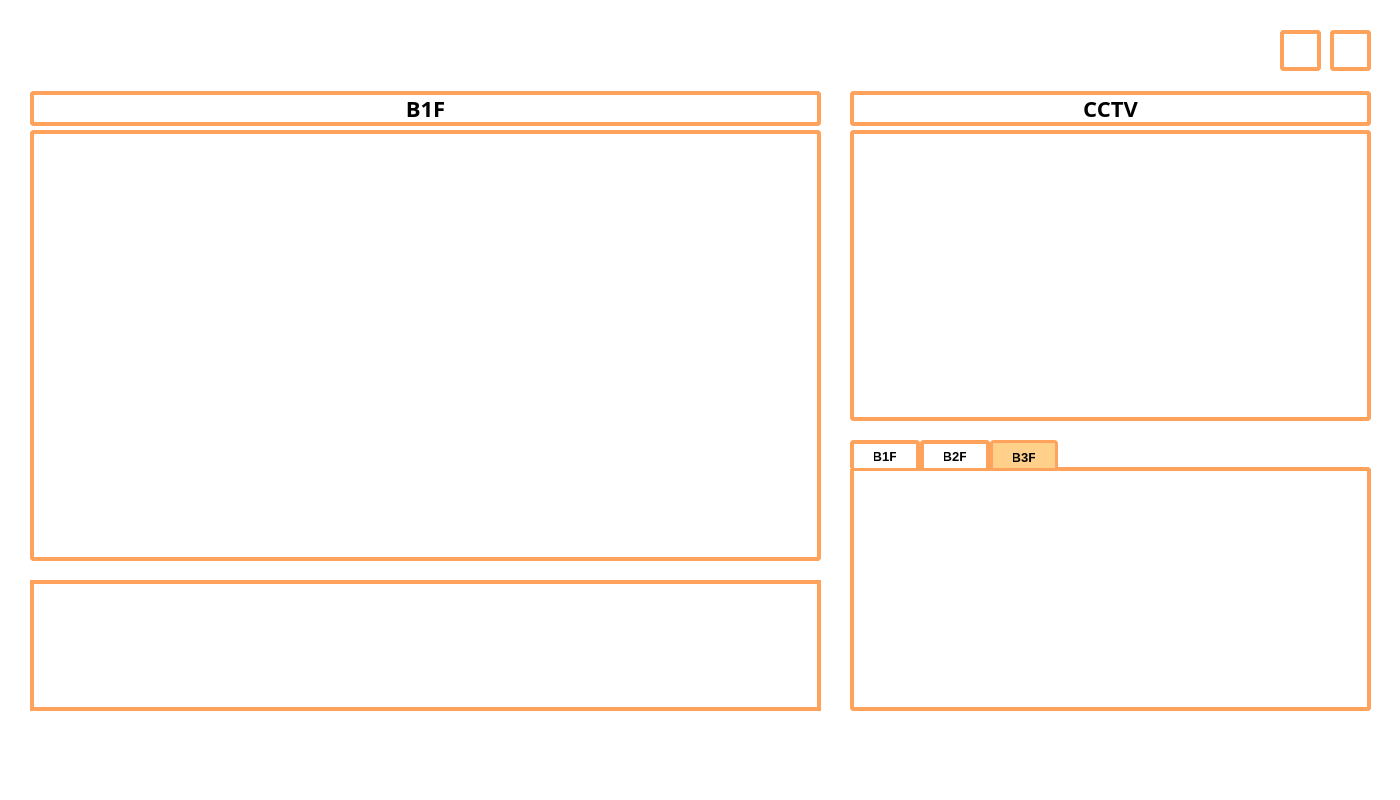
Above: client/dpgs-client/page2nd.ui from yun-daniel/rpi4-dpgs before the change. Below: the same form after it.
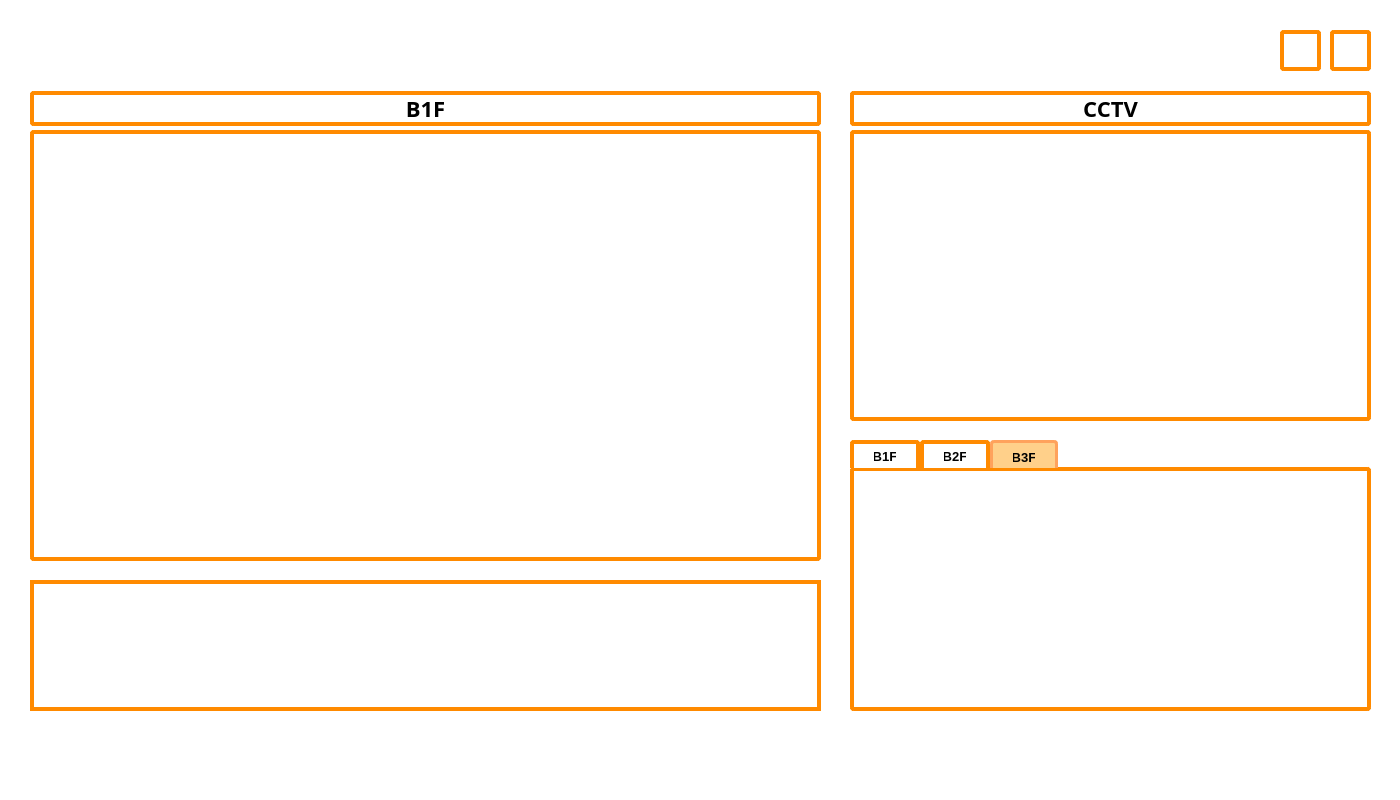
That is the form after the change. The open tabs and pages were chosen to show the change. Icons and pictures are not drawn.

```diff
--- a/client/dpgs-client/page2nd.ui
+++ b/client/dpgs-client/page2nd.ui
@@ -36,7 +36,7 @@
    </property>
    <property name="styleSheet">
     <string notr="true">QPushButton {
-    border: 4px solid #FFA25C;
+    border: 4px solid #FF8A00;
 	border-radius: 4px;
     background-color: white;
     padding: 4px;
@@ -76,7 +76,7 @@
     </font>
    </property>
    <property name="styleSheet">
-    <string notr="true">border: 4px solid #FFA25C;
+    <string notr="true">border: 4px solid #FF8A00;
 border-radius: 4px;</string>
    </property>
    <property name="text">
@@ -100,7 +100,7 @@
    </property>
    <property name="styleSheet">
     <string notr="true">QTableView {
-border: 4px solid #FFA25C;
+border: 4px solid #FF8A00;
 alternate-background-color: white;
 selection-background-color: #FFF3E0;
 selection-color: black;
@@ -149,7 +149,7 @@
     </font>
    </property>
    <property name="styleSheet">
-    <string notr="true">border: 4px solid #FFA25C;
+    <string notr="true">border: 4px solid #FF8A00;
 border-radius: 4px;</string>
    </property>
   </widget>
@@ -171,7 +171,7 @@
    </property>
    <property name="styleSheet">
     <string notr="true">QPushButton {
-    border: 4px solid #FFA25C;
+    border: 4px solid #FF8A00;
 	border-radius: 4px;
     background-color: white;
     padding: 4px;
@@ -215,7 +215,7 @@
    <property name="styleSheet">
     <string notr="true">QLabel {
     color: black;
-    border: 4px solid #FFA25C;
+    border: 4px solid #FF8A00;
 	border-radius: 4px;
     background-color: white;
     padding: 4px;
@@ -249,7 +249,7 @@
    <property name="styleSheet">
     <string notr="true">QLabel {
     color: black;
-    border: 4px solid #FFA25C;
+    border: 4px solid #FF8A00;
 	border-radius: 4px;
     background-color: white;
     padding: 4px;
@@ -280,7 +280,7 @@
    </property>
    <property name="styleSheet">
     <string notr="true">QTabWidget::pane {
-border: 4px solid #FFA25C;
+border: 4px solid #FF8A00;
 border-radius: 4px;
 top: -1.5px;
 font-weight: bold;
@@ -288,7 +288,7 @@
 
 QTabBar::tab {
 background: white;
-border: 4px solid #FFA25C;
+border: 4px solid #FF8A00;
 border-bottom: none;
 padding: 5px 20px;
 border-top-left-radius: 4px;
```
Left out of the diff: 2 changed lines with no effect on the pictures.
